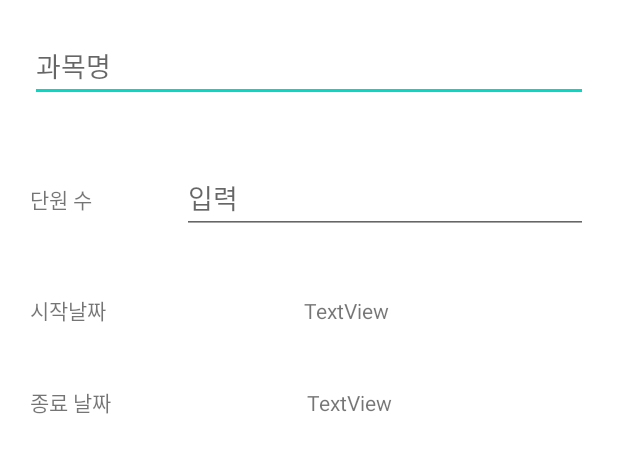
After one commit to chung629/PlannerForPlanman, an Android app: the layout home_fab_dialog.xml on its own in the app's theme, with its tools: preview values and no code run, on a phone screen of 412 x 824 dp. The commit adds this screen. Shown: the top 453 px of the screen. Run offline under Robolectric (Android 15) with nearby library versions, the light colour scheme and no system bars.

Commit message:
애드몹 적용 완료

```diff
--- a/app/build.gradle
+++ b/app/build.gradle
@@ -42,5 +42,7 @@ dependencies {
     implementation 'com.android.support:recyclerview-v7:28.0.0'
     implementation 'com.android.support:cardview-v7:28.0.0'
     implementation 'com.dinuscxj:circleprogressbar:1.3.0'
+    implementation fileTree(dir: 'libs', include: ['*.jar'])
+    implementation 'com.google.android.gms:play-services-ads:19.6.0'
 \
 }
--- a/app/src/main/AndroidManifest.xml
+++ b/app/src/main/AndroidManifest.xml
@@ -1,6 +1,8 @@
 <?xml version="1.0" encoding="utf-8"?>
 <manifest xmlns:android="http://schemas.android.com/apk/res/android"
     package="org.chunghyun.plannerforplanman">
+
+    <uses-permission android:name="android.permission.INTERNET"/>
 
     <application
         android:allowBackup="true"
@@ -9,6 +11,10 @@
         android:roundIcon="@mipmap/ic_launcher_round"
         android:supportsRtl="true"
         android:theme="@style/Theme.PlannerForPlanman">
+        <meta-data
+            android:name="com.google.android.gms.ads.APPLICATION_ID"
+            android:value="@string/admob_app_id"/>
+
         <activity android:name=".MainActivity">
             <intent-filter>
                 <action android:name="android.intent.action.MAIN" />
--- a/app/src/main/java/org/chunghyun/plannerforplanman/Home_NoteAdapter.java
+++ b/app/src/main/java/org/chunghyun/plannerforplanman/Home_NoteAdapter.java
@@ -79,7 +79,7 @@ public class Home_NoteAdapter extends RecyclerView.Adapter<Home_NoteAdapter.View
 
             layout1 = itemView.findViewById(R.id.layout1);
 
-            state_progress = itemView.findViewById(R.id.state_progress);
+            //state_progress = itemView.findViewById(R.id.state_progress);
 
             startDate = itemView.findViewById(R.id.startDate);
             content = itemView.findViewById(R.id.contentsTextView);
--- a/app/src/main/res/layout/activity_main.xml
+++ b/app/src/main/res/layout/activity_main.xml
@@ -18,6 +18,9 @@
             android:layout_height="wrap_content"
             android:layout_gravity="bottom"
             app:menu="@menu/bottom_navigation_menu">
+
         </com.google.android.material.bottomnavigation.BottomNavigationView>
+
     </FrameLayout>
+
 </androidx.constraintlayout.widget.ConstraintLayout>
--- a/app/src/main/res/layout/fragment__home.xml
+++ b/app/src/main/res/layout/fragment__home.xml
@@ -12,12 +12,13 @@
         android:orientation="vertical">
 
         <androidx.recyclerview.widget.RecyclerView
+            android:id="@+id/recycleView"
             android:layout_width="match_parent"
             android:layout_height="match_parent" />
     </LinearLayout>
 
     <com.google.android.material.floatingactionbutton.FloatingActionButton
-        android:id="@+id/floatingActionButton3"
+        android:id="@+id/fab"
         android:layout_width="wrap_content"
         android:layout_height="wrap_content"
         android:layout_gravity="bottom|right"
--- /dev/null
+++ b/app/src/main/res/layout/home_fab_dialog.xml
@@ -0,0 +1,89 @@
+<?xml version="1.0" encoding="utf-8"?>
+<LinearLayout xmlns:android="http://schemas.android.com/apk/res/android"
+    android:layout_width="match_parent"
+    android:layout_height="match_parent"
+    android:orientation="vertical">
+
+    <EditText
+        android:id="@+id/projectname"
+        android:layout_width="match_parent"
+        android:layout_height="wrap_content"
+        android:ems="10"
+        android:inputType="text"
+        android:layout_margin="20dp"
+        android:hint="과목명"
+         />
+
+    <LinearLayout
+        android:id="@+id/startdate"
+        android:layout_width="match_parent"
+        android:layout_height="wrap_content"
+        android:layout_margin="20dp"
+        android:orientation="horizontal">
+
+        <TextView
+            android:id="@+id/textView"
+            android:layout_width="wrap_content"
+            android:layout_height="wrap_content"
+            android:layout_weight="1"
+            android:text="단원 수 " />
+
+        <EditText
+            android:id="@+id/totalUnit"
+            android:layout_width="wrap_content"
+            android:layout_height="wrap_content"
+            android:layout_weight="1"
+            android:ems="10"
+            android:hint="입력"
+            android:inputType="text" />
+
+    </LinearLayout>
+
+    <LinearLayout
+        android:layout_width="match_parent"
+        android:layout_height="wrap_content"
+        android:layout_margin="20dp"
+        android:orientation="horizontal">
+
+        <TextView
+            android:id="@+id/textView2"
+            android:layout_width="wrap_content"
+            android:layout_height="wrap_content"
+            android:layout_weight="1"
+            android:text="시작날짜" />
+
+        <TextView
+            android:id="@+id/textView3"
+            android:layout_width="wrap_content"
+            android:layout_height="wrap_content"
+            android:layout_weight="1"
+            android:text="TextView" />
+    </LinearLayout>
+
+    <LinearLayout
+        android:layout_width="match_parent"
+        android:layout_height="wrap_content"
+        android:orientation="horizontal"
+        android:layout_margin="20dp">
+
+        <TextView
+            android:id="@+id/textView4"
+            android:layout_width="wrap_content"
+            android:layout_height="wrap_content"
+            android:layout_weight="1"
+            android:text="종료 날짜" />
+
+        <TextView
+            android:id="@+id/textView5"
+            android:layout_width="wrap_content"
+            android:layout_height="wrap_content"
+            android:layout_weight="1"
+            android:text="TextView" />
+    </LinearLayout>
+
+    <com.google.android.gms.ads.AdView
+        android:id="@+id/adView2"
+        android:layout_width="match_parent"
+        android:layout_height="wrap_content" />
+
+</LinearLayout>
--- a/app/src/main/res/values/strings.xml
+++ b/app/src/main/res/values/strings.xml
@@ -5,4 +5,6 @@
     <string name="menu_home">홈</string>
     <string name="menu_plan">계획</string>
     <string name="menu_calendar">일정</string>
+    <string name="admob_app_id">ca-app-pub-1037645698232256~3588749852</string>
+    <string name="banner_ad_unit_id">ca-app-pub-1037645698232256/2115886087</string>
 </resources>
```
Also changed, not shown: app/src/main/java/org/chunghyun/plannerforplanman/Fragment_Home.java (+22 -19 lines).
